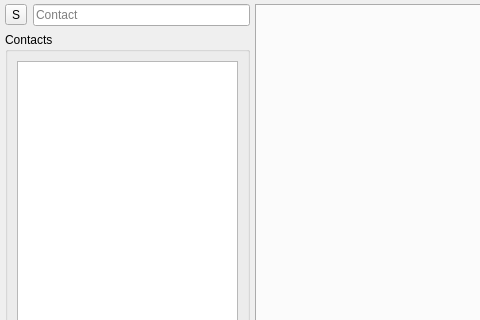
schuay/sepm, file src/client/gui/appwindow.ui: the form before one commit; both pictures show x 0 to 480 and y 0 to 320 of the 783 by 600 pixel window.
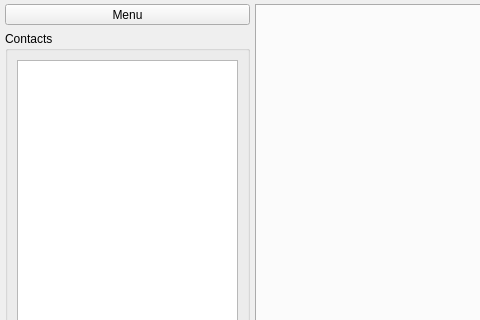
The form after the commit.

Commit message:
Remove unused contacts edit and rename menu to 'Menu'
Even placeholders can have an understandable label.

What changed in the file:
```diff
--- a/src/client/gui/appwindow.ui
+++ b/src/client/gui/appwindow.ui
@@ -78,28 +78,17 @@
        <item row="0" column="0">
         <layout class="QVBoxLayout" name="verticalLayout">
          <item>
-          <layout class="QHBoxLayout" name="horizontalLayout">
-           <property name="topMargin">
-            <number>0</number>
+          <widget class="QToolButton" name="pbOptions">
+           <property name="sizePolicy">
+            <sizepolicy hsizetype="Expanding" vsizetype="Fixed">
+             <horstretch>0</horstretch>
+             <verstretch>0</verstretch>
+            </sizepolicy>
            </property>
-           <property name="bottomMargin">
-            <number>0</number>
+           <property name="text">
+            <string>Menu</string>
            </property>
-           <item>
-            <widget class="QToolButton" name="pbOptions">
-             <property name="text">
-              <string>S</string>
-             </property>
-            </widget>
-           </item>
-           <item>
-            <widget class="QLineEdit" name="lineEdit">
-             <property name="placeholderText">
-              <string>Contact</string>
-             </property>
-            </widget>
-           </item>
-          </layout>
+          </widget>
          </item>
          <item>
           <widget class="QGroupBox" name="groupBox">
```
